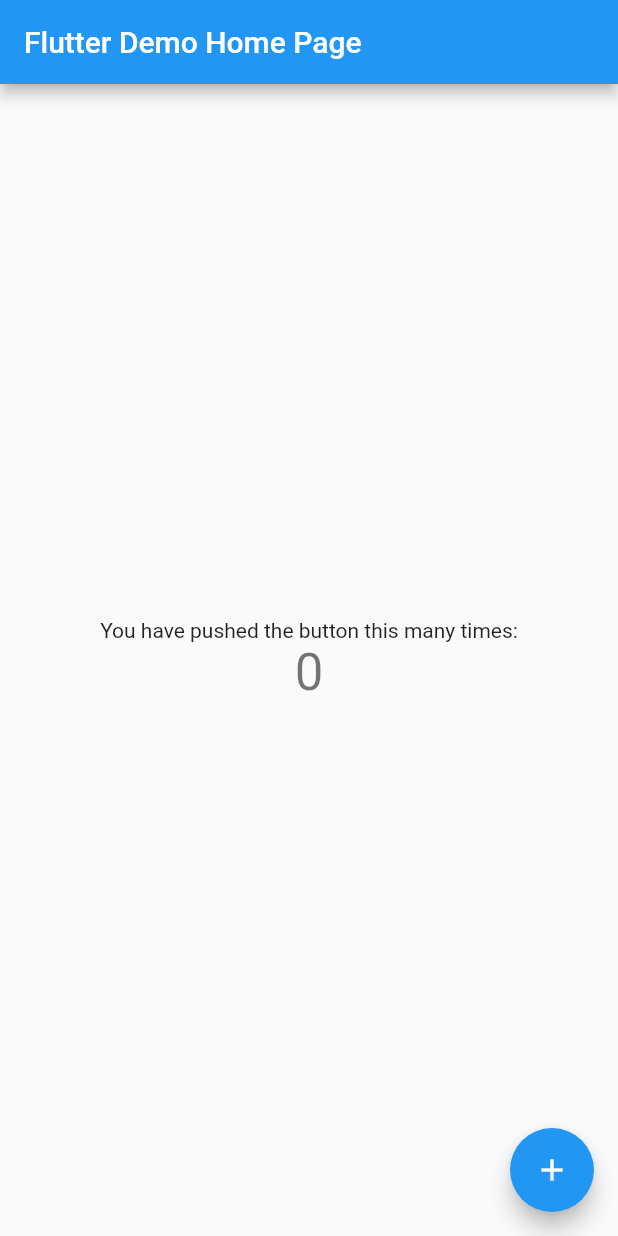
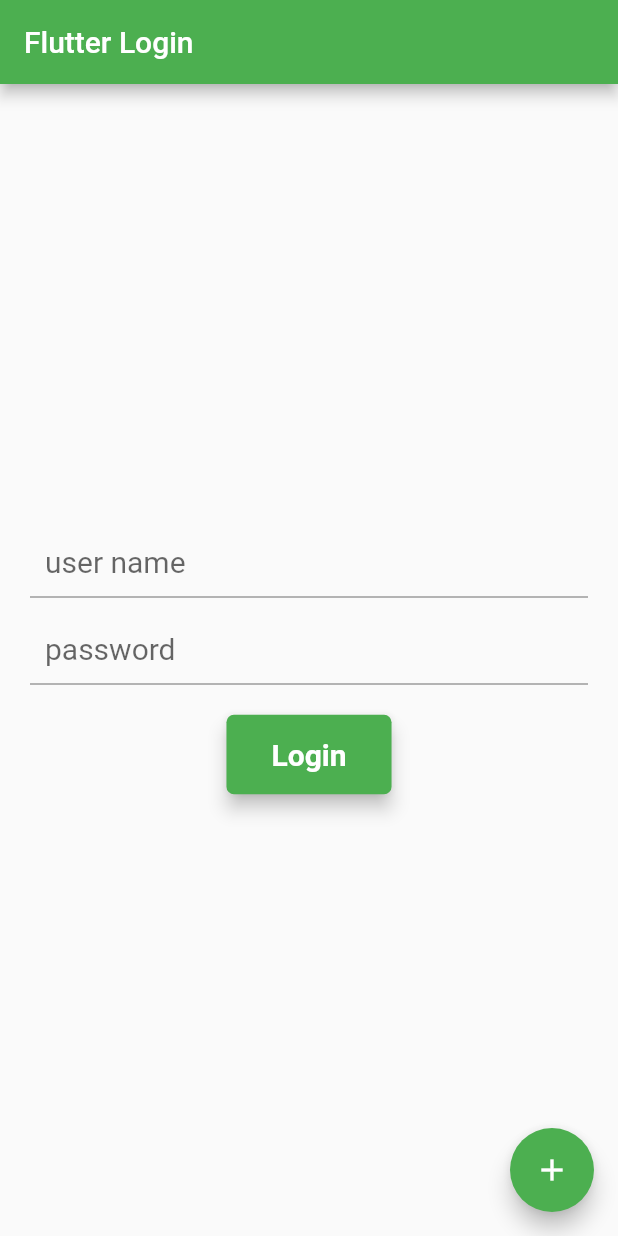
Before and after one commit to shinboiz/flutter-login-app, a Flutter app: the screen it shows after launch, on a phone screen of 412 x 824 dp. Run offline on Flutter 3.47's test engine with Material 2 defaults, Android fonts, the phone set to English and light mode, and no system bars; Roboto replaces fonts that are missing (Montserrat).

Commit message:
Very first login Page

```diff
--- a/lib/main.dart
+++ b/lib/main.dart
@@ -13,18 +13,9 @@ class MyApp extends StatelessWidget {
     return MaterialApp(
       title: 'Flutter Demo',
       theme: ThemeData(
-        // This is the theme of your application.
-        //
-        // Try running your application with "flutter run". You'll see the
-        // application has a blue toolbar. Then, without quitting the app, try
-        // changing the primarySwatch below to Colors.green and then invoke
-        // "hot reload" (press "r" in the console where you ran "flutter run",
-        // or simply save your changes to "hot reload" in a Flutter IDE).
-        // Notice that the counter didn't reset back to zero; the application
-        // is not restarted.
-        primarySwatch: Colors.blue,
+        primarySwatch: Colors.green,
       ),
-      home: const MyHomePage(title: 'Flutter Demo Home Page'),
+      home: const MyHomePage(title: 'Flutter Login'),
     );
   }
 }
@@ -49,6 +40,9 @@ class MyHomePage extends StatefulWidget {
 
 class _MyHomePageState extends State<MyHomePage> {
   int _counter = 0;
+  String _loginError = "";
+  final TextEditingController _usernameController = TextEditingController();
+  final TextEditingController _passwordController = TextEditingController();
 
   void _incrementCounter() {
     setState(() {
@@ -61,6 +55,28 @@ class _MyHomePageState extends State<MyHomePage> {
     });
   }
 
+  bool _isInputValid() {
+    // This call to validate the input
+    // If the input is qualified a True will be returned, or False otherwise
+    return _usernameController.text.isNotEmpty &&
+        _passwordController.text.isNotEmpty;
+  }
+
+  void _doLogin() {
+    // This call to send request login to BE if the input is good
+
+    setState(() {
+      _loginError = "";
+    });
+
+    if (_isInputValid()) {
+    } else {
+      setState(() {
+        _loginError = "Please enter your username and password\n\n";
+      });
+    }
+  }
+
   @override
   Widget build(BuildContext context) {
     // This method is rerun every time setState is called, for instance as done
@@ -69,6 +85,41 @@ class _MyHomePageState extends State<MyHomePage> {
     // The Flutter framework has been optimized to make rerunning build methods
     // fast, so that you can just rebuild anything that needs updating rather
     // than having to individually change instances of widgets.
+
+    TextStyle style = const TextStyle(fontFamily: 'Montserrat', fontSize: 20.0);
+
+    final usernameField = TextFormField(
+      controller: _usernameController,
+      obscureText: false,
+      style: style,
+      decoration: const InputDecoration(
+          contentPadding: EdgeInsets.fromLTRB(10, 5, 10, 5),
+          hintText: "user name"),
+    );
+
+    final passwordField = TextFormField(
+      controller: _passwordController,
+      obscureText: true,
+      style: style,
+      decoration: const InputDecoration(
+          contentPadding: EdgeInsets.fromLTRB(10, 5, 10, 5),
+          hintText: "password"),
+    );
+
+    final loginButton = Material(
+      elevation: 5.0,
+      borderRadius: BorderRadius.circular(5.0),
+      color: Colors.green,
+      child: MaterialButton(
+        padding: const EdgeInsets.fromLTRB(30.0, 15.0, 30.0, 15.0),
+        onPressed: _doLogin,
+        child: Text("Login",
+            textAlign: TextAlign.center,
+            style: style.copyWith(
+                color: Colors.white, fontWeight: FontWeight.bold)),
+      ),
+    );
+
     return Scaffold(
       appBar: AppBar(
         // Here we take the value from the MyHomePage object that was created by
@@ -78,6 +129,8 @@ class _MyHomePageState extends State<MyHomePage> {
       body: Center(
         // Center is a layout widget. It takes a single child and positions it
         // in the middle of the parent.
+        child: Container(
+          padding: const EdgeInsets.all(20.0),
           child: Column(
             // Column is also a layout widget. It takes a list of children and
             // arranges them vertically. By default, it sizes itself to fit its
@@ -95,14 +148,23 @@ class _MyHomePageState extends State<MyHomePage> {
             // horizontal).
             mainAxisAlignment: MainAxisAlignment.center,
             children: <Widget>[
-            const Text(
-              'You have pushed the button this many times:',
+              Visibility(
+                visible: _loginError.isNotEmpty,
+                child: Text(
+                  _loginError,
+                  style: const TextStyle(
+                    fontSize: 18.0,
+                    color: Colors.red,
                   ),
-            Text(
-              '$_counter',
-              style: Theme.of(context).textTheme.headline4,
                 ),
+              ),
+              usernameField,
+              const SizedBox(height: 10.0),
+              passwordField,
+              const SizedBox(height: 20.0),
+              loginButton,
             ],
+          ),
         ),
       ),
       floatingActionButton: FloatingActionButton(
```
Lines whose indentation alone changed are shown as unchanged.
